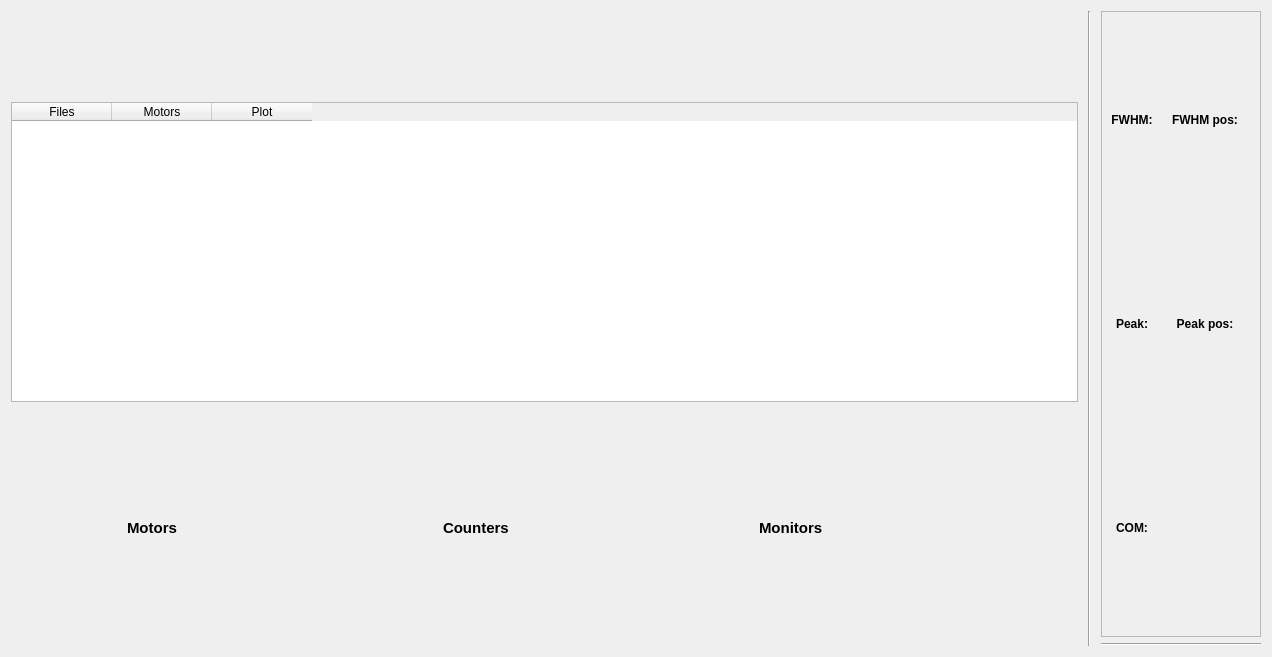
The window that bin/plot_hdf5.ui (HugoValim/hdf5_view) describes before a commit, drawn with Qt 5.
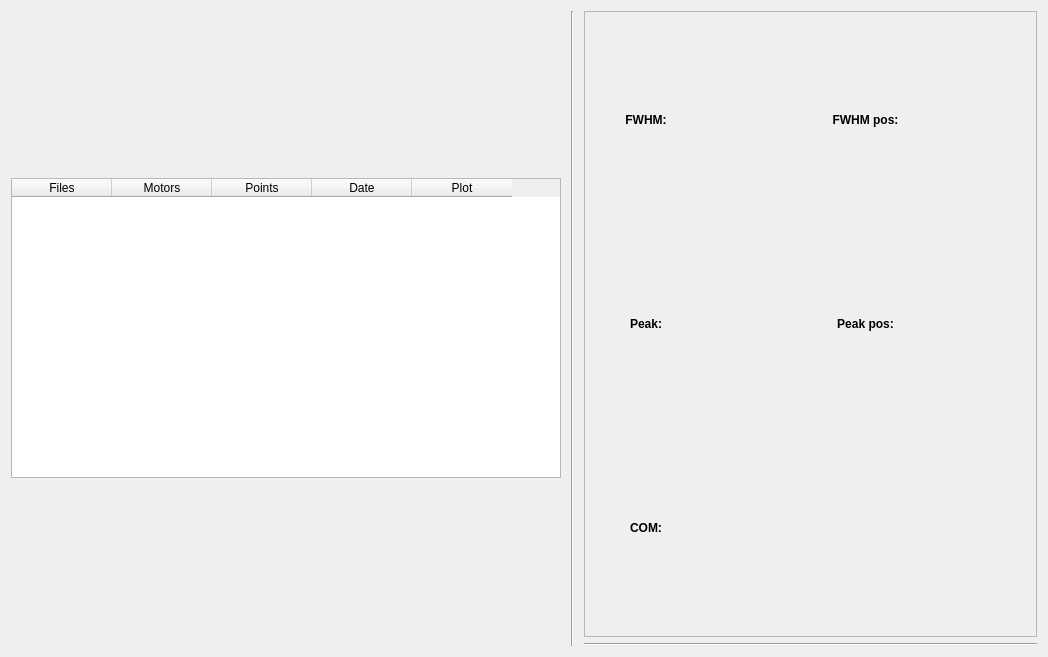
The same window after the commit. Custom widgets are drawn as their Qt base class.

Commit message: Added more information to the table and also a legend widget

Diff of the .ui file:
```diff
--- a/bin/plot_hdf5.ui
+++ b/bin/plot_hdf5.ui
@@ -6,7 +6,7 @@
    <rect>
     <x>0</x>
     <y>0</y>
-    <width>1272</width>
+    <width>1048</width>
     <height>657</height>
    </rect>
   </property>
@@ -44,11 +44,26 @@
            <height>300</height>
           </size>
          </property>
+         <property name="maximumSize">
+          <size>
+           <width>550</width>
+           <height>300</height>
+          </size>
+         </property>
+         <property name="sizeAdjustPolicy">
+          <enum>QAbstractScrollArea::AdjustToContents</enum>
+         </property>
          <property name="alternatingRowColors">
           <bool>true</bool>
          </property>
          <property name="showGrid">
-          <bool>false</bool>
+          <bool>true</bool>
+         </property>
+         <property name="gridStyle">
+          <enum>Qt::SolidLine</enum>
+         </property>
+         <property name="sortingEnabled">
+          <bool>true</bool>
          </property>
          <column>
           <property name="text">
@@ -60,6 +75,16 @@
            <string>Motors</string>
           </property>
          </column>
+         <column>
+          <property name="text">
+           <string>Points</string>
+          </property>
+         </column>
+         <column>
+          <property name="text">
+           <string>Date</string>
+          </property>
+         </column>
          <column>
           <property name="text">
            <string>Plot</string>
@@ -72,96 +97,12 @@
          <property name="leftMargin">
           <number>0</number>
          </property>
+         <property name="bottomMargin">
+          <number>0</number>
+         </property>
          <property name="spacing">
           <number>0</number>
          </property>
-         <item row="0" column="2">
-          <widget class="QLabel" name="label_3">
-           <property name="minimumSize">
-            <size>
-             <width>100</width>
-             <height>50</height>
-            </size>
-           </property>
-           <property name="maximumSize">
-            <size>
-             <width>200</width>
-             <height>50</height>
-            </size>
-           </property>
-           <property name="font">
-            <font>
-             <pointsize>11</pointsize>
-             <weight>75</weight>
-             <bold>true</bold>
-            </font>
-           </property>
-           <property name="text">
-            <string>Monitors</string>
-           </property>
-           <property name="alignment">
-            <set>Qt::AlignLeading|Qt::AlignLeft|Qt::AlignVCenter</set>
-           </property>
-          </widget>
-         </item>
-         <item row="0" column="0">
-          <widget class="QLabel" name="label">
-           <property name="minimumSize">
-            <size>
-             <width>100</width>
-             <height>50</height>
-            </size>
-           </property>
-           <property name="maximumSize">
-            <size>
-             <width>200</width>
-             <height>50</height>
-            </size>
-           </property>
-           <property name="font">
-            <font>
-             <pointsize>11</pointsize>
-             <weight>75</weight>
-             <bold>true</bold>
-            </font>
-           </property>
-           <property name="text">
-            <string>Motors</string>
-           </property>
-           <property name="alignment">
-            <set>Qt::AlignLeading|Qt::AlignLeft|Qt::AlignVCenter</set>
-           </property>
-          </widget>
-         </item>
-         <item row="0" column="1">
-          <widget class="QLabel" name="label_2">
-           <property name="minimumSize">
-            <size>
-             <width>100</width>
-             <height>50</height>
-            </size>
-           </property>
-           <property name="maximumSize">
-            <size>
-             <width>200</width>
-             <height>50</height>
-            </size>
-           </property>
-           <property name="font">
-            <font>
-             <pointsize>11</pointsize>
-             <weight>75</weight>
-             <bold>true</bold>
-            </font>
-           </property>
-           <property name="text">
-            <string>Counters</string>
-           </property>
-           <property name="alignment">
-            <set>Qt::AlignLeading|Qt::AlignLeft|Qt::AlignVCenter</set>
-           </property>
-          </widget>
-         </item>
         </layout>
        </item>
       </layout>
```
Left out of the diff: 2 changed lines with no effect on the pictures. The commit also changes 1 other file.
